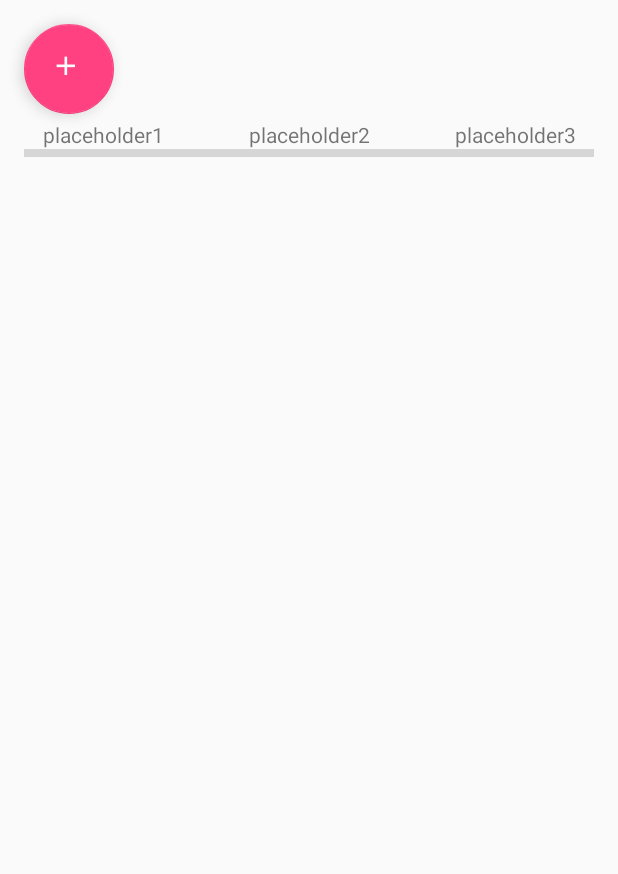
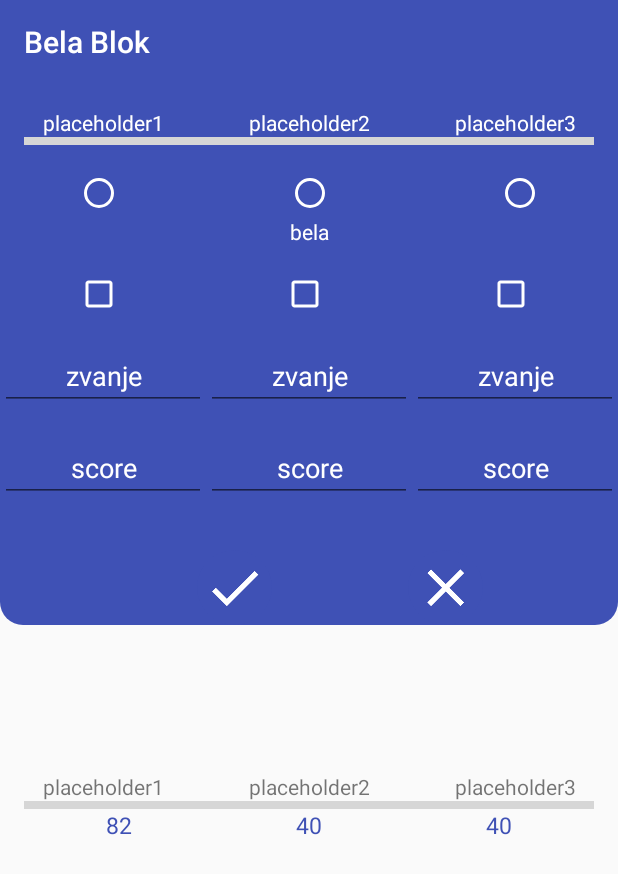
Before and after one commit to jurbunic/SimpleBelaBlock, an Android app: the fragment FragmentScoreBoardThree placed in its activity, after a tap on an icon or button, on a phone screen of 412 x 824 dp. Shown: the top 874 px of the screen. Run offline under Robolectric (Android 15) with nearby library versions, the phone set to English and light mode, and no system bars; our stand-ins replace ButterKnife; grey boxes are pictures that could not be loaded.

Commit message:
(Updated) Scoreboard for three players (prototype)
- Xml file for adding new scores.
- New classes that will eventually replace classes: Player, Score and Score_Calculation

```diff
--- /dev/null
+++ b/app/src/main/java/com/example/bunic/simplebelablock/Adapters/ThreePlayersScoreList.java
@@ -0,0 +1,61 @@
+package com.example.bunic.simplebelablock.Adapters;
+
+import android.content.Context;
+import android.support.v7.widget.RecyclerView;
+import android.view.LayoutInflater;
+import android.view.View;
+import android.view.ViewGroup;
+import android.widget.TextView;
+
+import com.example.bunic.simplebelablock.R;
+import com.example.bunic.simplebelablock.scoreboard.ThreePlayersScoreboard;
+
+/**
+ * Created by bunic on 3/30/17.
+ */
+
+public class ThreePlayersScoreList extends RecyclerView.Adapter<ThreePlayersScoreList.RowResults>{
+    Context context;
+    ThreePlayersScoreboard board;
+    String[] individualScores = new String[3];
+
+    public static class RowResults extends RecyclerView.ViewHolder {
+        public TextView mScorePlayer1;
+        public TextView mScorePlayer2;
+        public TextView mScorePlayer3;
+
+        public RowResults(View v){
+            super(v);
+            mScorePlayer1 = (TextView) v.findViewById(R.id.txt_row_player1);
+            mScorePlayer2 = (TextView) v.findViewById(R.id.txt_row_player2);
+            mScorePlayer3 = (TextView) v.findViewById(R.id.txt_row_player3);
+        }
+
+    }
+
+    public ThreePlayersScoreList(Context context, ThreePlayersScoreboard board){
+        this.context = context;
+        this.board = board;
+    }
+    @Override
+    public RowResults onCreateViewHolder(ViewGroup parent, int viewType) {
+        View itemView = LayoutInflater.from(parent.getContext())
+                .inflate(R.layout.list_row_results_three, parent, false);
+        return new RowResults(itemView);
+    }
+
+    @Override
+    public void onBindViewHolder(RowResults holder, int position) {
+        String row = board.getRow(position);
+        individualScores = row.split("\\$");
+        holder.mScorePlayer1.setText(individualScores[0]);
+        holder.mScorePlayer2.setText(individualScores[1]);
+        holder.mScorePlayer3.setText(individualScores[2]);
+    }
+
+    @Override
+    public int getItemCount() {
+        return board.listSize();
+    }
+
+}
--- /dev/null
+++ b/app/src/main/java/com/example/bunic/simplebelablock/FragmentAddScoreThree.java
@@ -0,0 +1,45 @@
+package com.example.bunic.simplebelablock;
+
+import android.app.Fragment;
+import android.app.FragmentManager;
+import android.app.FragmentTransaction;
+import android.os.Bundle;
+import android.view.LayoutInflater;
+import android.view.View;
+import android.view.ViewGroup;
+
+import butterknife.ButterKnife;
+import butterknife.OnClick;
+
+/**
+ * Created by bunic on 3/29/17.
+ */
+
+public class FragmentAddScoreThree extends Fragment {
+    FragmentManager mFragmentManager;
+
+    @Override
+    public View onCreateView(LayoutInflater inflater, ViewGroup container, Bundle savedInstanceState) {
+        View view = inflater.inflate(R.layout.fragment_new_score_three, container, false);
+        ButterKnife.bind(this,view);
+        return view;
+    }
+
+    @Override
+    public void onStart() {
+        super.onStart();
+        mFragmentManager = getFragmentManager();
+    }
+
+    @OnClick(R.id.fab_reject)
+    public void onClickReject(){
+        getActivity().getFragmentManager().popBackStack();
+        refresh();
+    }
+
+    public void refresh(){
+        Fragment f = mFragmentManager.findFragmentById(R.id.fragment_container);
+        FragmentTransaction ft = getFragmentManager().beginTransaction();
+        ft.detach(f).attach(f).commit();
+    }
+}
--- a/app/src/main/java/com/example/bunic/simplebelablock/FragmentScoreBoardThree.java
+++ b/app/src/main/java/com/example/bunic/simplebelablock/FragmentScoreBoardThree.java
@@ -2,11 +2,25 @@ package com.example.bunic.simplebelablock;
 
 import android.app.Fragment;
 import android.os.Bundle;
+import android.support.design.widget.FloatingActionButton;
+import android.support.v7.app.AppCompatActivity;
+import android.support.v7.widget.DefaultItemAnimator;
+import android.support.v7.widget.LinearLayoutManager;
+import android.support.v7.widget.RecyclerView;
 import android.view.LayoutInflater;
 import android.view.View;
 import android.view.ViewGroup;
+import android.widget.FrameLayout;
 import android.widget.LinearLayout;
 import android.widget.Toast;
+
+import com.example.bunic.simplebelablock.Adapters.ThreePlayersScoreList;
+import com.example.bunic.simplebelablock.Helpers.StartFragment;
+import com.example.bunic.simplebelablock.scoreboard.Scoreboard;
+import com.example.bunic.simplebelablock.scoreboard.ThreePlayersScoreboard;
+
+import java.util.ArrayList;
+import java.util.List;
 
 import butterknife.BindView;
 import butterknife.ButterKnife;
@@ -17,9 +31,13 @@ import butterknife.OnClick;
  */
 
 public class FragmentScoreBoardThree extends Fragment {
+    @BindView(R.id.fab_new_score)
+    FloatingActionButton fab;
+    @BindView(R.id.new_score_fragment_container)
+    FrameLayout newScore;
 
-    @BindView(R.id.fragment_add_score)
-    LinearLayout newScore;
+    RecyclerView recyclerView;
+    ThreePlayersScoreList mAdapter;
 
     @Override
     public View onCreateView(LayoutInflater inflater, ViewGroup container, Bundle savedInstanceState) {
@@ -31,11 +49,59 @@ public class FragmentScoreBoardThree extends Fragment {
     @Override
     public void onStart() {
         super.onStart();
+        if(fab.getVisibility() == View.GONE){
+            fab.setVisibility(View.VISIBLE);
+        }
+        ((AppCompatActivity)getActivity()).getSupportActionBar().show();
+        ((AppCompatActivity)getActivity()).getSupportActionBar().setTitle("Bela Blok");
+
+        recyclerView = (RecyclerView) getView().findViewById(R.id.main_recycler);
+
+        //--------- Test values-------------
+        Player player1 = new Player();
+        Player player2 = new Player();
+        Player player3 = new Player();
+
+        List<Player> players = new ArrayList<>();
+        players.add(player1);
+        players.add(player2);
+        players.add(player3);
+
+        ThreePlayersScoreboard board = new ThreePlayersScoreboard(players);
+        Integer[] scores = new Integer[3];
+        Integer[] calls = new Integer[3];
+
+        scores[0] = 82; scores[1]=40; scores[2]=40;
+        calls[0] = 0; calls[1] = 0; calls[2] = 0;
+
+        board.newRow(scores,calls,0);
+        //-----------------------------------
+        recyclerView = (RecyclerView) getView().findViewById(R.id.main_recycler_three);
+        mAdapter = new ThreePlayersScoreList(getActivity().getApplicationContext(), board);
+        RecyclerView.LayoutManager mLayoutManager = new LinearLayoutManager(getActivity());
+        recyclerView.setLayoutManager(mLayoutManager);
+        recyclerView.setItemAnimator(new DefaultItemAnimator());
+        recyclerView.setNestedScrollingEnabled(false);
+        recyclerView.setAdapter(mAdapter);
+
+
+        mAdapter.notifyDataSetChanged();
+    }
+
+    @Override
+    public void onResume() {
+        super.onResume();
+        if(fab.getVisibility() == View.GONE){
+            fab.setVisibility(View.VISIBLE);
+        }
     }
 
     @OnClick(R.id.fab_new_score)
     public void onFabClick(){
-        Toast.makeText(getActivity().getApplicationContext(),"Deala",Toast.LENGTH_SHORT).show();
-        newScore.setVisibility(View.VISIBLE);
+        FragmentAddScoreThree fast = new FragmentAddScoreThree();
+        StartFragment.StartNewFragment(fast,getActivity(),"1");
+        fab.setVisibility(View.GONE);
     }
+
+
 }
--- a/app/src/main/java/com/example/bunic/simplebelablock/MainActivity.java
+++ b/app/src/main/java/com/example/bunic/simplebelablock/MainActivity.java
@@ -39,7 +39,6 @@ public class MainActivity extends AppCompatActivity implements FragmentManager.O
 
         FragmentChoosePlayers fcp = new FragmentChoosePlayers();
         StartFragment.StartNewFragment(fcp,this);
-
     }
 
     private Toolbar setToolbar(){
@@ -60,6 +59,5 @@ public class MainActivity extends AppCompatActivity implements FragmentManager.O
 
     @Override
     public void onBackStackChanged() {
-
     }
 }
--- a/app/src/main/java/com/example/bunic/simplebelablock/Player.java
+++ b/app/src/main/java/com/example/bunic/simplebelablock/Player.java
@@ -14,7 +14,8 @@ public class Player implements Parcelable{
     private Score score;
     private int Turn;
 
-
+    public Player() {
+    }
 
     public Player(String name, Score score) {
         this.name = name;
--- /dev/null
+++ b/app/src/main/java/com/example/bunic/simplebelablock/scoreboard/Scoreboard.java
@@ -0,0 +1,37 @@
+package com.example.bunic.simplebelablock.scoreboard;
+
+
+import com.example.bunic.simplebelablock.Player;
+
+import java.util.ArrayList;
+import java.util.List;
+
+/**
+ * Created by bunic on 3/30/17.
+ */
+
+public abstract class Scoreboard {
+    final Integer MAX_SCORE = 162;
+    String row;
+    List<String> allRows;
+    List<Player> players;
+
+    protected void initializePlayers(List<Player> players){
+        this.players = players;
+        this.allRows = new ArrayList<>();
+    }
+
+    protected void addToScoreList(){
+        allRows.add(row);
+    }
+
+    public String getRow(int index){
+        return allRows.get(index);
+    }
+
+    public Integer listSize(){
+        return allRows.size();
+    }
+
+
+}
--- /dev/null
+++ b/app/src/main/java/com/example/bunic/simplebelablock/scoreboard/ThreePlayersScoreboard.java
@@ -0,0 +1,47 @@
+package com.example.bunic.simplebelablock.scoreboard;
+
+import com.example.bunic.simplebelablock.Player;
+
+import java.util.List;
+
+/**
+ * Created by bunic on 3/30/17.
+ */
+
+public class ThreePlayersScoreboard extends Scoreboard {
+
+    public ThreePlayersScoreboard(List<Player> players) {
+        initializePlayers(players);
+    }
+
+    @Override
+    protected void initializePlayers(List<Player> players) {
+        super.initializePlayers(players);
+    }
+
+    @Override
+    protected void addToScoreList() {
+        super.addToScoreList();
+    }
+
+    public void newRow(Integer[] score, Integer[] calls, Integer playerOnTurn){
+        Integer possiblePoints = MAX_SCORE;
+        for(int i=0; i<calls.length;i++){
+            possiblePoints = possiblePoints + calls[i];
+        }
+
+        if(score[playerOnTurn] < possiblePoints / 2){
+            score[playerOnTurn] = 0;
+        }
+
+        StringBuilder sb = new StringBuilder();
+        sb.append(score[0]).append("$").append(score[1]).append("$").append(score[2]);
+        super.row = sb.toString();
+        addToScoreList();
+    }
+
+
+
+
+
+}
--- /dev/null
+++ b/app/src/main/res/drawable/rounded_layout.xml
@@ -0,0 +1,8 @@
+<shape xmlns:android="http://schemas.android.com/apk/res/android"
+    android:shape="rectangle" android:padding="10dp">
+    <!-- you can use any color you want I used here gray color-->
+    <solid android:color="@color/colorPrimary"/>
+    <corners android:bottomLeftRadius="15dp"
+             android:bottomRightRadius="15dp"
+        />
+</shape>
--- /dev/null
+++ b/app/src/main/res/layout/fragment_new_score_three.xml
@@ -0,0 +1,214 @@
+<?xml version="1.0" encoding="utf-8"?>
+<android.support.constraint.ConstraintLayout
+    xmlns:android="http://schemas.android.com/apk/res/android"
+    xmlns:app="http://schemas.android.com/apk/res-auto"
+    android:orientation="vertical"
+    android:layout_width="match_parent"
+    android:layout_height="wrap_content"
+    android:background="@drawable/rounded_layout"
+    >
+    <TableLayout
+        android:layout_marginTop="@dimen/activity_vertical_margin"
+        android:layout_width="0dp"
+        android:layout_height="wrap_content"
+        android:layout_weight="1"
+        android:layout_gravity="center"
+        app:layout_constraintTop_toTopOf="parent"
+        app:layout_constraintLeft_toLeftOf="parent"
+        app:layout_constraintRight_toRightOf="parent"
+        android:id="@+id/tableLayout">
+            <TableRow
+                android:layout_height="wrap_content"
+                android:layout_width="match_parent"
+                >
+                <TextView
+                    android:id="@+id/txt_player_1"
+                    android:text="placeholder1"
+                    android:textAlignment="center"
+                    android:layout_weight="1"
+                    android:textColor="@color/colorWhite"
+                    />
+                <TextView
+                    android:id="@+id/txt_player_2"
+                    android:text="placeholder2"
+                    android:textAlignment="center"
+                    android:layout_weight="1"
+                    android:textColor="@color/colorWhite"
+                    />
+                <TextView
+                    android:id="@+id/txt_player_3"
+                    android:text="placeholder3"
+                    android:textAlignment="center"
+                    android:layout_weight="1"
+                    android:textColor="@color/colorWhite"
+                    />
+            </TableRow>
+            <ImageView
+                android:src="@drawable/thin_line"
+                android:layout_height="5dp"
+                android:layout_width="match_parent"
+                android:layout_marginStart="16dp"
+                android:layout_marginEnd="16dp"
+                />
+                <RadioGroup
+                    android:layout_height="wrap_content"
+                    android:layout_width="match_parent"
+                    android:layout_marginTop="@dimen/activity_vertical_margin"
+                    android:orientation="horizontal"
+                    android:weightSum="1"
+                    android:gravity="center_vertical"
+                    >
+                    <RadioButton
+                        android:layout_width="match_parent"
+                        android:layout_height="wrap_content"
+                        android:textAlignment="center"
+                        android:layout_weight="0.33"
+                        android:layout_marginStart="50dp"
+                        app:buttonTint="@color/colorWhite"
+                        />
+                    <RadioButton
+                        android:layout_width="match_parent"
+                        android:layout_height="wrap_content"
+                        android:text=""
+                        android:layout_weight="0.33"
+                        android:layout_marginStart="50dp"
+                        app:buttonTint="@color/colorWhite"
+                        />
+                    <RadioButton
+                        android:layout_width="match_parent"
+                        android:layout_height="wrap_content"
+                        android:text=""
+                        android:layout_weight="0.33"
+                        android:layout_marginStart="50dp"
+                        app:buttonTint="@color/colorWhite"
+                        />
+                </RadioGroup>
+                <TextView
+                    android:layout_width="match_parent"
+                    android:layout_height="wrap_content"
+                    android:text="bela"
+                    android:gravity="center"
+                    android:textColor="@color/colorWhite"
+                    />
+                <TableRow
+                    android:layout_height="wrap_content"
+                    android:layout_width="match_parent"
+                    android:layout_marginTop="@dimen/activity_vertical_margin"
+                    >
+                    <CheckBox
+                        android:layout_weight="1"
+                        android:layout_marginStart="50dp"
+                        app:buttonTint="@color/colorWhite"
+                        />
+                    <CheckBox
+                        android:layout_weight="1"
+                        android:layout_marginStart="50dp"
+                        app:buttonTint="@color/colorWhite"
+                        />
+                    <CheckBox
+                        android:layout_weight="1"
+                        android:layout_marginStart="50dp"
+                        app:buttonTint="@color/colorWhite"
+                        />
+                </TableRow>
+                <TableRow
+                    android:layout_height="wrap_content"
+                    android:layout_width="match_parent"
+                    android:layout_marginTop="@dimen/activity_vertical_margin"
+                    >
+                    <EditText
+                        android:id="@+id/edit_zvanje_three_player1"
+                        android:gravity="center"
+                        android:hint="zvanje"
+                        android:layout_weight="1"
+                        android:textColor="@color/colorWhite"
+                        android:textColorHighlight="@color/colorWhite"
+                        android:textColorHint="@color/colorWhite"
+                        android:textColorLink="@color/colorWhite"
+                        />
+                    <EditText
+                        android:id="@+id/edit_zvanje_three_player2"
+                        android:gravity="center"
+                        android:hint="zvanje"
+                        android:layout_weight="1"
+                        android:textColor="@color/colorWhite"
+                        android:textColorHighlight="@color/colorWhite"
+                        android:textColorHint="@color/colorWhite"
+                        android:textColorLink="@color/colorWhite"
+                        />
+                    <EditText
+                        android:id="@+id/edit_zvanje_three_player3"
+                        android:gravity="center"
+                        android:hint="zvanje"
+                        android:layout_weight="1"
+                        android:textColor="@color/colorWhite"
+                        android:textColorHighlight="@color/colorWhite"
+                        android:textColorHint="@color/colorWhite"
+                        android:textColorLink="@color/colorWhite"
+                        />
+                </TableRow>
+                <TableRow
+                    android:layout_height="wrap_content"
+                    android:layout_width="match_parent"
+                    android:layout_marginTop="@dimen/activity_vertical_margin"
+                    >
+                    <EditText
+                        android:id="@+id/edit_score_three_player1"
+                        android:gravity="center"
+                        android:hint="score"
+                        android:layout_weight="1"
+                        android:textColor="@color/colorWhite"
+                        android:textColorHighlight="@color/colorWhite"
+                        android:textColorHint="@color/colorWhite"
+                        android:textColorLink="@color/colorWhite"
+                        />
+                    <EditText
+                        android:id="@+id/edit_score_three_player2"
+                        android:gravity="center"
+                        android:hint="score"
+                        android:layout_weight="1"
+                        android:textColor="@color/colorWhite"
+                        android:textColorHighlight="@color/colorWhite"
+                        android:textColorHint="@color/colorWhite"
+                        android:textColorLink="@color/colorWhite"
+                        />
+                    <EditText
+                        android:id="@+id/edit_score_three_player3"
+                        android:gravity="center"
+                        android:hint="score"
+                        android:layout_weight="1"
+                        android:textColor="@color/colorWhite"
+                        android:textColorHighlight="@color/colorWhite"
+                        android:textColorHint="@color/colorWhite"
+                        android:textColorLink="@color/colorWhite"
+                        />
+                </TableRow>
+    </TableLayout>
+    <ImageButton
+        android:id="@+id/fab_reject"
+        android:layout_width="50dp"
+        android:layout_height="50dp"
+        android:layout_marginTop="32dp"
+        android:layout_marginEnd="90dp"
+        android:background="@drawable/roundedbutton"
+        android:src="@mipmap/icon_reject"
+        app:layout_constraintTop_toBottomOf="@+id/tableLayout"
+        app:layout_constraintRight_toRightOf="parent"
+         />
+
+    <ImageButton
+        android:id="@+id/fab_confirm"
+        android:layout_width="50dp"
+        android:layout_height="50dp"
+        android:layout_marginStart="90dp"
+        android:layout_marginEnd="8dp"
+        android:layout_marginTop="32dp"
+        android:background="@drawable/roundedbutton"
+        android:src="@mipmap/icon_confirm"
+        app:layout_constraintLeft_toLeftOf="parent"
+        app:layout_constraintTop_toBottomOf="@+id/tableLayout"
+        app:layout_constraintRight_toLeftOf="@+id/fab_reject"
+        app:layout_constraintHorizontal_bias="0.333"
+        />
+
+</android.support.constraint.ConstraintLayout>
--- a/app/src/main/res/layout/fragment_scoreboard_three.xml
+++ b/app/src/main/res/layout/fragment_scoreboard_three.xml
@@ -2,24 +2,21 @@
 <android.support.constraint.ConstraintLayout
     xmlns:android="http://schemas.android.com/apk/res/android"
     xmlns:app="http://schemas.android.com/apk/res-auto"
-    xmlns:tools="http://schemas.android.com/tools"
     android:orientation="vertical"
     android:layout_width="match_parent"
     android:layout_height="match_parent">
 
-    <LinearLayout
-        android:id="@+id/fragment_add_score"
+    <FrameLayout
+        android:id="@+id/new_score_fragment_container"
         android:layout_width="0dp"
-        android:layout_height="0dp"
+        android:layout_height="wrap_content"
         android:orientation="vertical"
-        android:visibility="gone"
         app:layout_constraintTop_toTopOf="parent"
         app:layout_constraintLeft_toLeftOf="parent"
         app:layout_constraintRight_toRightOf="parent"
         >
 
-    </LinearLayout>
-
+    </FrameLayout>
     <LinearLayout
         android:id="@+id/scoreboard_three"
         android:orientation="vertical"
@@ -27,16 +24,16 @@
         android:layout_height="0dp"
         android:layout_marginTop="@dimen/activity_vertical_margin"
         android:layout_marginBottom="@dimen/activity_vertical_margin"
-        app:layout_constraintTop_toBottomOf="@+id/fragment_add_score"
+        app:layout_constraintTop_toBottomOf="@+id/new_score_fragment_container"
         app:layout_constraintLeft_toLeftOf="parent"
         app:layout_constraintRight_toRightOf="parent"
         app:layout_constraintBottom_toBottomOf="parent"
         >
         <TableLayout
+            android:layout_marginTop="82dp"
             android:layout_width="match_parent"
             android:layout_height="match_parent"
             android:layout_weight="1"
-            android:layout_marginTop="64dp"
             >
             <TableRow
                 android:layout_height="wrap_content"
@@ -68,14 +65,13 @@
                 android:layout_marginStart="16dp"
                 android:layout_marginEnd="16dp"
                 />
-            <TableRow
-                android:layout_height="wrap_content"
-                android:layout_width="match_parent"
+            <LinearLayout
                 android:layout_marginStart="@dimen/activity_horizontal_margin"
                 android:layout_marginEnd="@dimen/activity_horizontal_margin"
                 >
                 <include layout="@layout/recycler_three_players"/>
-            </TableRow>
+            </LinearLayout>
+
         </TableLayout>
 
     </LinearLayout>
--- a/app/src/main/res/values/colors.xml
+++ b/app/src/main/res/values/colors.xml
@@ -3,4 +3,5 @@
     <color name="colorPrimary">#3F51B5</color>
     <color name="colorPrimaryDark">#303F9F</color>
     <color name="colorAccent">#FF4081</color>
+    <color name="colorWhite">#FFF</color>
 </resources>
```
